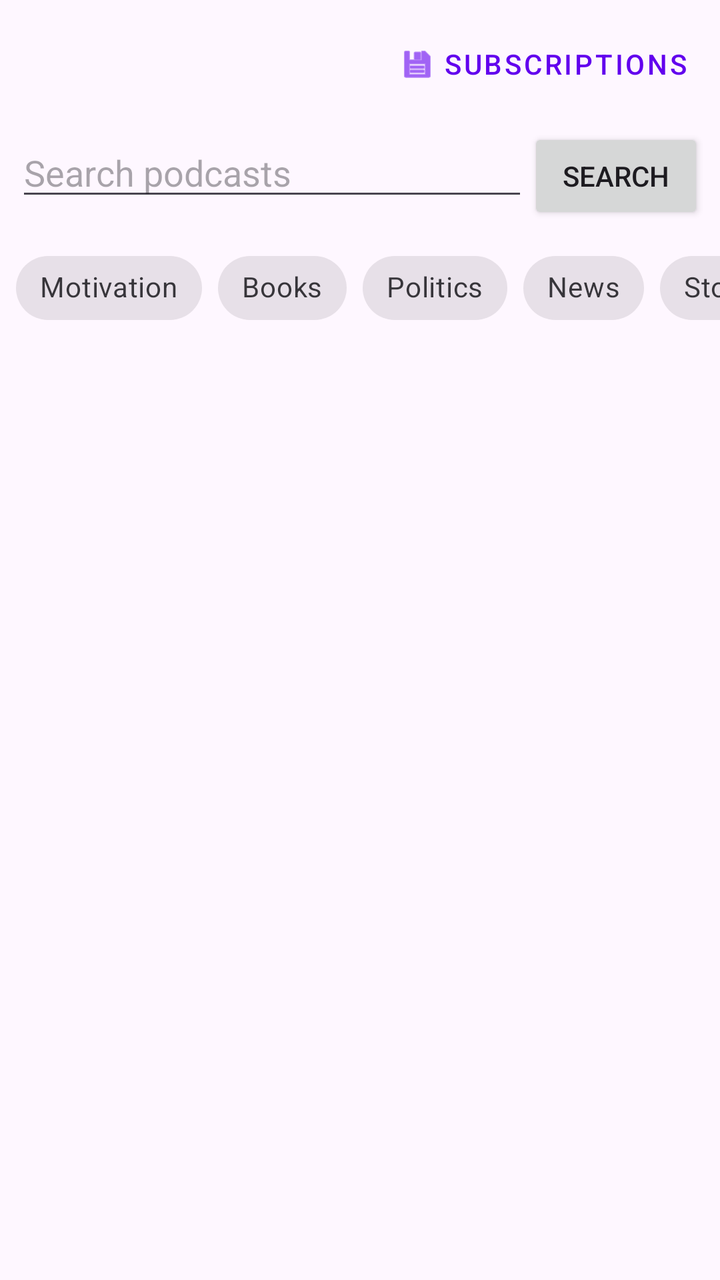
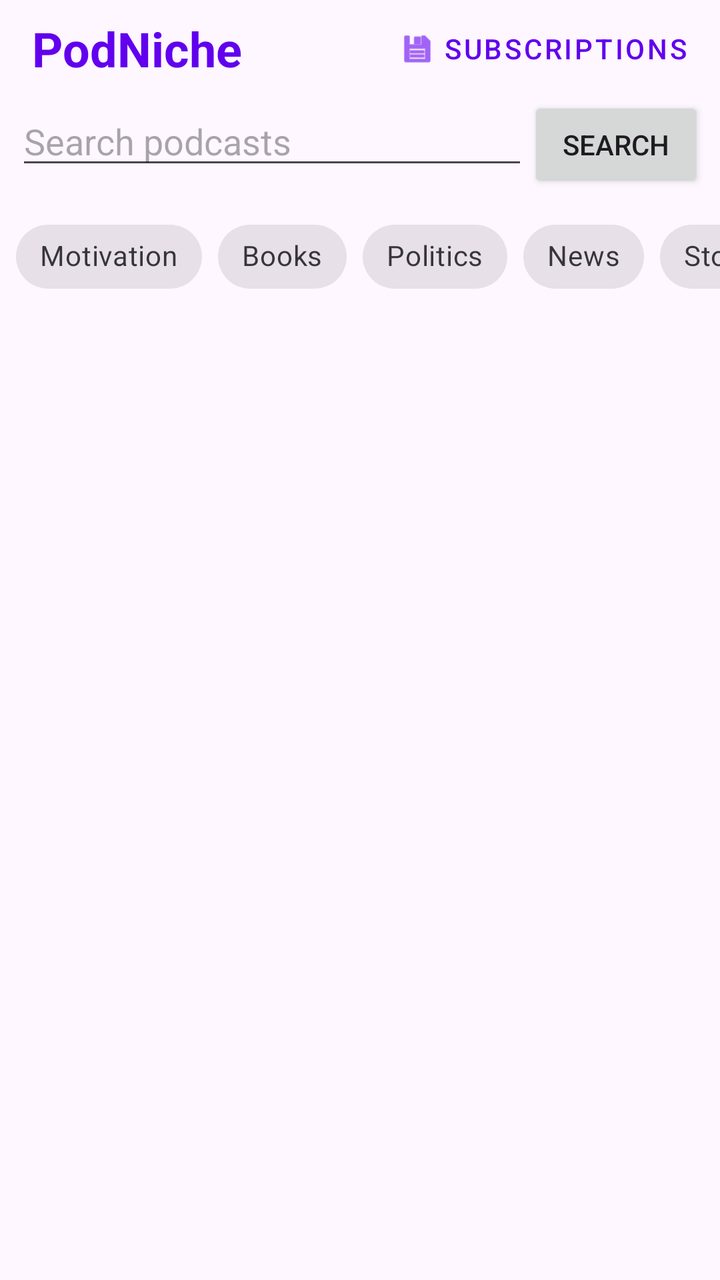

Screens rendered from an Android XML layout before and after an edit, with the pre-edit source and the edit as a unified diff.
<!-- AndroidManifest.xml: application theme Theme.PodNiche -->
<!-- res/layout/activity_main.xml -->
<?xml version="1.0" encoding="utf-8"?>
<androidx.constraintlayout.widget.ConstraintLayout xmlns:android="http://schemas.android.com/apk/res/android"
    xmlns:app="http://schemas.android.com/apk/res-auto"
    xmlns:tools="http://schemas.android.com/tools"
    android:id="@+id/main"
    android:layout_width="match_parent"
    android:layout_height="match_parent"
    tools:context=".MainActivity">

    <com.google.android.material.button.MaterialButton
        android:id="@+id/subscriptions_button"
        style="@style/Widget.MaterialComponents.Button.TextButton"
        android:layout_width="wrap_content"
        android:layout_height="wrap_content"
        android:layout_margin="8dp"
        android:text="@string/subscriptions"
        app:icon="@android:drawable/ic_menu_save"
        app:layout_constraintEnd_toEndOf="parent"
        app:layout_constraintTop_toTopOf="parent" />

    <LinearLayout
        android:id="@+id/search_bar"
        android:layout_width="0dp"
        android:layout_height="wrap_content"
        android:orientation="horizontal"
        android:padding="8dp"
        app:layout_constraintEnd_toEndOf="parent"
        app:layout_constraintStart_toStartOf="parent"
        app:layout_constraintTop_toBottomOf="@id/subscriptions_button">

        <EditText
            android:id="@+id/search_edit_text"
            android:layout_width="0dp"
            android:layout_height="wrap_content"
            android:layout_weight="1"
            android:hint="@string/search_hint"
            android:inputType="text" />

        <Button
            android:id="@+id/search_button"
            android:layout_width="wrap_content"
            android:layout_height="wrap_content"
            android:text="@string/search_button" />

    </LinearLayout>

    <HorizontalScrollView
        android:id="@+id/category_scroll_view"
        android:layout_width="0dp"
        android:layout_height="wrap_content"
        android:scrollbars="none"
        app:layout_constraintEnd_toEndOf="parent"
        app:layout_constraintStart_toStartOf="parent"
        app:layout_constraintTop_toBottomOf="@id/search_bar">

        <com.google.android.material.chip.ChipGroup
            android:id="@+id/category_chip_group"
            android:layout_width="wrap_content"
            android:layout_height="wrap_content"
            android:paddingHorizontal="8dp"
            app:singleLine="true"
            app:singleSelection="true">

            <com.google.android.material.chip.Chip
                android:id="@+id/chip_motivation"
                style="@style/Widget.MaterialComponents.Chip.Choice"
                android:layout_width="wrap_content"
                android:layout_height="wrap_content"
                android:text="@string/cat_motivation" />

            <com.google.android.material.chip.Chip
                android:id="@+id/chip_books"
                style="@style/Widget.MaterialComponents.Chip.Choice"
                android:layout_width="wrap_content"
                android:layout_height="wrap_content"
                android:text="@string/cat_books" />

            <com.google.android.material.chip.Chip
                android:id="@+id/chip_politics"
                style="@style/Widget.MaterialComponents.Chip.Choice"
                android:layout_width="wrap_content"
                android:layout_height="wrap_content"
                android:text="@string/cat_politics" />

            <com.google.android.material.chip.Chip
                android:id="@+id/chip_news"
                style="@style/Widget.MaterialComponents.Chip.Choice"
                android:layout_width="wrap_content"
                android:layout_height="wrap_content"
                android:text="@string/cat_news" />

            <com.google.android.material.chip.Chip
                android:id="@+id/chip_stocks"
                style="@style/Widget.MaterialComponents.Chip.Choice"
                android:layout_width="wrap_content"
                android:layout_height="wrap_content"
                android:text="@string/cat_stocks" />

            <com.google.android.material.chip.Chip
                android:id="@+id/chip_crypto"
                style="@style/Widget.MaterialComponents.Chip.Choice"
                android:layout_width="wrap_content"
                android:layout_height="wrap_content"
                android:text="@string/cat_crypto" />

        </com.google.android.material.chip.ChipGroup>

    </HorizontalScrollView>

    <androidx.recyclerview.widget.RecyclerView
        android:id="@+id/podcast_recycler_view"
        android:layout_width="0dp"
        android:layout_height="0dp"
        app:layoutManager="androidx.recyclerview.widget.LinearLayoutManager"
        app:layout_constraintBottom_toBottomOf="parent"
        app:layout_constraintEnd_toEndOf="parent"
        app:layout_constraintStart_toStartOf="parent"
        app:layout_constraintTop_toBottomOf="@id/category_scroll_view" />

</androidx.constraintlayout.widget.ConstraintLayout>
<!-- resources referenced by this layout -->
<resources>
  <string name="cat_books">Books</string>
  <string name="cat_crypto">Crypto</string>
  <string name="cat_motivation">Motivation</string>
  <string name="cat_news">News</string>
  <string name="cat_politics">Politics</string>
  <string name="cat_stocks">Stocks</string>
  <string name="search_button">Search</string>
  <string name="search_hint">Search podcasts</string>
  <string name="subscriptions">Subscriptions</string>
  <style name="Theme.PodNiche" parent="Base.Theme.PodNiche" />
  <style name="Base.Theme.PodNiche" parent="Theme.Material3.DayNight.NoActionBar">
          
          <item name="colorPrimary">@color/colorPrimary</item>
          <item name="colorPrimaryDark">@color/colorPrimaryDark</item>
          <item name="colorAccent">@color/colorAccent</item>
      </style>
  <color name="colorPrimary">#6200EE</color>
  <color name="colorPrimaryDark">#3700B3</color>
  <color name="colorAccent">#03DAC5</color>
</resources>

<!-- the commit's change to res/layout/activity_main.xml (unified diff, before → after) -->
@@ -7,16 +7,30 @@
     android:layout_height="match_parent"
     tools:context=".MainActivity">
 
+    <TextView
+        android:id="@+id/app_title"
+        android:layout_width="wrap_content"
+        android:layout_height="wrap_content"
+        android:layout_marginStart="16dp"
+        android:layout_marginTop="8dp"
+        android:text="@string/app_name"
+        android:textAppearance="@style/TextAppearance.MaterialComponents.Headline5"
+        android:textColor="@color/colorPrimary"
+        android:textStyle="bold"
+        app:layout_constraintStart_toStartOf="parent"
+        app:layout_constraintTop_toTopOf="parent" />
+
     <com.google.android.material.button.MaterialButton
         android:id="@+id/subscriptions_button"
         style="@style/Widget.MaterialComponents.Button.TextButton"
         android:layout_width="wrap_content"
         android:layout_height="wrap_content"
-        android:layout_margin="8dp"
+        android:layout_marginEnd="8dp"
         android:text="@string/subscriptions"
         app:icon="@android:drawable/ic_menu_save"
+        app:layout_constraintBottom_toBottomOf="@id/app_title"
         app:layout_constraintEnd_toEndOf="parent"
-        app:layout_constraintTop_toTopOf="parent" />
+        app:layout_constraintTop_toTopOf="@id/app_title" />
 
     <LinearLayout
         android:id="@+id/search_bar"
@@ -26,7 +40,7 @@
         android:padding="8dp"
         app:layout_constraintEnd_toEndOf="parent"
         app:layout_constraintStart_toStartOf="parent"
-        app:layout_constraintTop_toBottomOf="@id/subscriptions_button">
+        app:layout_constraintTop_toBottomOf="@id/app_title">
 
         <EditText
             android:id="@+id/search_edit_text"
<!-- resource entries referenced after the edit -->
@@ -1,5 +1,7 @@
 <!-- resources referenced by this layout -->
 <resources>
+  <color name="colorPrimary">#6200EE</color>
+  <string name="app_name">PodNiche</string>
   <string name="cat_books">Books</string>
   <string name="cat_crypto">Crypto</string>
   <string name="cat_motivation">Motivation</string>
@@ -16,7 +18,6 @@
           <item name="colorPrimaryDark">@color/colorPrimaryDark</item>
           <item name="colorAccent">@color/colorAccent</item>
       </style>
-  <color name="colorPrimary">#6200EE</color>
   <color name="colorPrimaryDark">#3700B3</color>
   <color name="colorAccent">#03DAC5</color>
 </resources>
